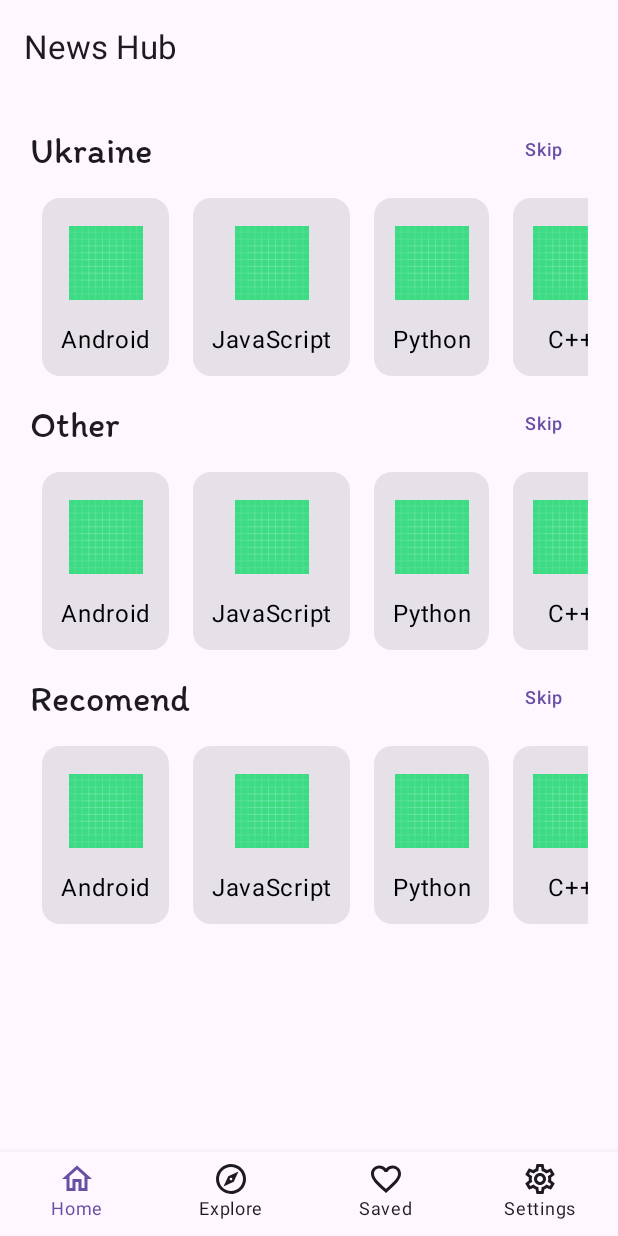
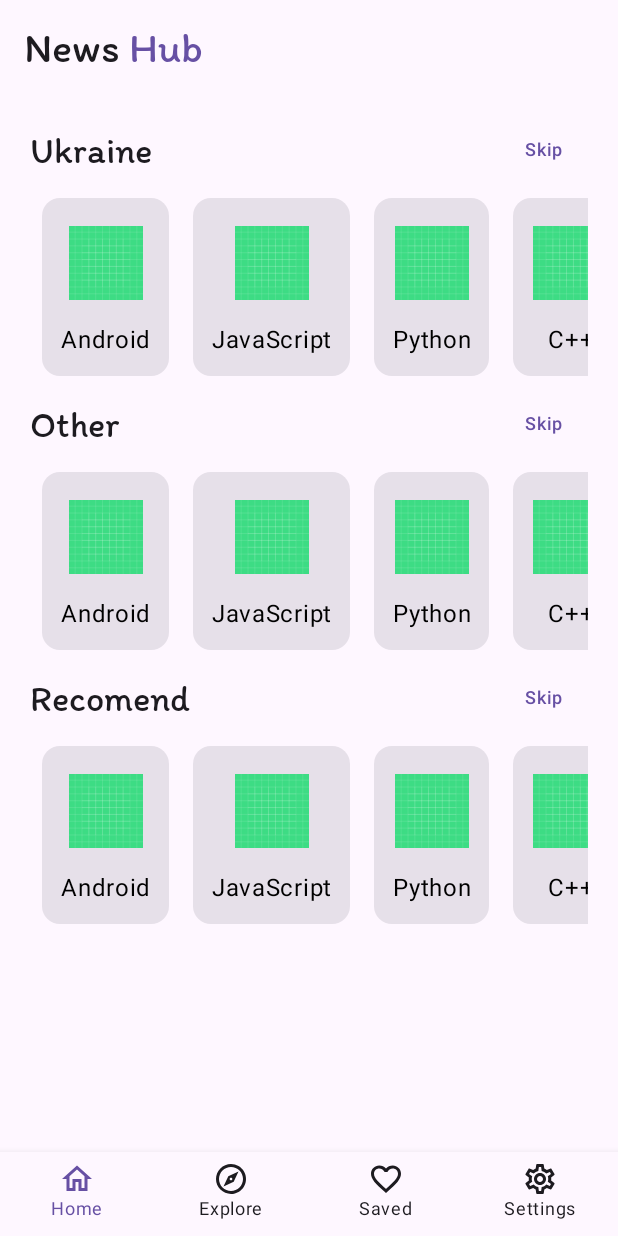
Before and after one commit to pasichDev/NewsHub, an Android app built with Jetpack Compose: the screen it shows after launch (MainActivity), on a phone screen of 412 x 824 dp. Run offline under Robolectric (Android 15) with nearby library versions, the phone set to English and light mode, and no system bars; our stand-ins replace accompanist.

Commit message:
#4
Signed-off-by: PasichDev <67899666+pasichDev@users.noreply.github.com>

```diff
--- a/app/src/main/java/com/pasichdev/newshub/MainActivity.kt
+++ b/app/src/main/java/com/pasichdev/newshub/MainActivity.kt
@@ -6,6 +6,7 @@ import androidx.activity.ComponentActivity
 import androidx.activity.compose.setContent
 import androidx.compose.foundation.background
 import androidx.compose.foundation.layout.Column
+import androidx.compose.foundation.layout.Row
 import androidx.compose.foundation.layout.fillMaxSize
 import androidx.compose.foundation.layout.wrapContentSize
 import androidx.compose.material.BottomNavigation
@@ -23,7 +24,7 @@ import androidx.compose.ui.Modifier
 import androidx.compose.ui.graphics.Color
 import androidx.compose.ui.res.colorResource
 import androidx.compose.ui.res.painterResource
-import androidx.compose.ui.res.stringResource
+import androidx.compose.ui.text.TextStyle
 import androidx.compose.ui.text.font.FontWeight
 import androidx.compose.ui.text.style.TextAlign
 import androidx.compose.ui.tooling.preview.Preview
@@ -36,6 +37,7 @@ import androidx.navigation.compose.currentBackStackEntryAsState
 import androidx.navigation.compose.rememberNavController
 import com.pasichdev.newshub.data.BottomNavItem
 import com.pasichdev.newshub.ui.theme.AppTheme
+import com.pasichdev.newshub.ui.theme.titleBoldFont
 import com.pasichdev.newshub.ui.view.HomeScreen
 
 
@@ -61,11 +63,33 @@ fun MainScreen() {
         topBar = {
             TopAppBar(
                 title = {
-                    Text(
-                        text = stringResource(id = R.string.app_name),
-                        style = MaterialTheme.typography.titleLarge
-                    )
-                }
+                    Row() {
+                        Text(
+                            "News ",
+                            color = MaterialTheme.colorScheme.onBackground,
+                            style = TextStyle(
+                                fontFamily = titleBoldFont,
+                                fontWeight = FontWeight.Bold,
+                                fontSize = 28.sp,
+                                lineHeight = 28.sp,
+                                letterSpacing = 0.sp
+                            )
+                        )
+                        Text(
+                            "Hub", color = MaterialTheme.colorScheme.primary, style = TextStyle(
+                                fontFamily = titleBoldFont,
+                                fontWeight = FontWeight.Bold,
+                                fontSize = 28.sp,
+                                lineHeight = 28.sp,
+                                letterSpacing = 0.sp
+                            )
+                        )
+
+                    }
+
+
+                },
+                Modifier.background(MaterialTheme.colorScheme.background)
             )
         },
         content = { NavigationGraph(navController = navController) },
--- a/app/src/main/java/com/pasichdev/newshub/ui/theme/Theme.kt
+++ b/app/src/main/java/com/pasichdev/newshub/ui/theme/Theme.kt
@@ -4,13 +4,12 @@ import android.app.Activity
 import android.os.Build
 import androidx.compose.foundation.isSystemInDarkTheme
 import androidx.compose.material3.MaterialTheme
-import androidx.compose.material3.lightColorScheme
 import androidx.compose.material3.darkColorScheme
 import androidx.compose.material3.dynamicDarkColorScheme
 import androidx.compose.material3.dynamicLightColorScheme
+import androidx.compose.material3.lightColorScheme
 import androidx.compose.runtime.Composable
 import androidx.compose.runtime.SideEffect
-import androidx.compose.ui.graphics.Color
 import androidx.compose.ui.graphics.toArgb
 import androidx.compose.ui.platform.LocalContext
 import androidx.compose.ui.platform.LocalView
@@ -111,7 +110,7 @@ fun AppTheme(
             window.statusBarColor = colorScheme.primary.toArgb()
             WindowCompat.getInsetsController(window, view).isAppearanceLightStatusBars = useDarkTheme
             systemUiController.setStatusBarColor(
-                color = Color.Transparent,
+                color = colorScheme.background,
                 darkIcons = !useDarkTheme
             )
         }
```
